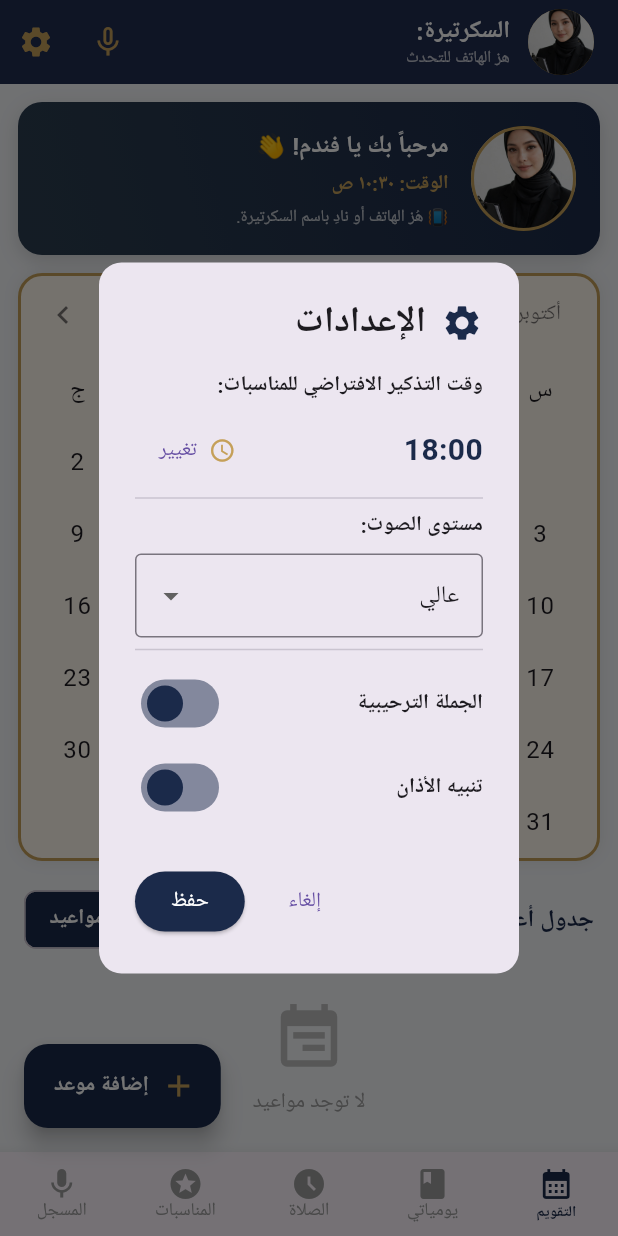
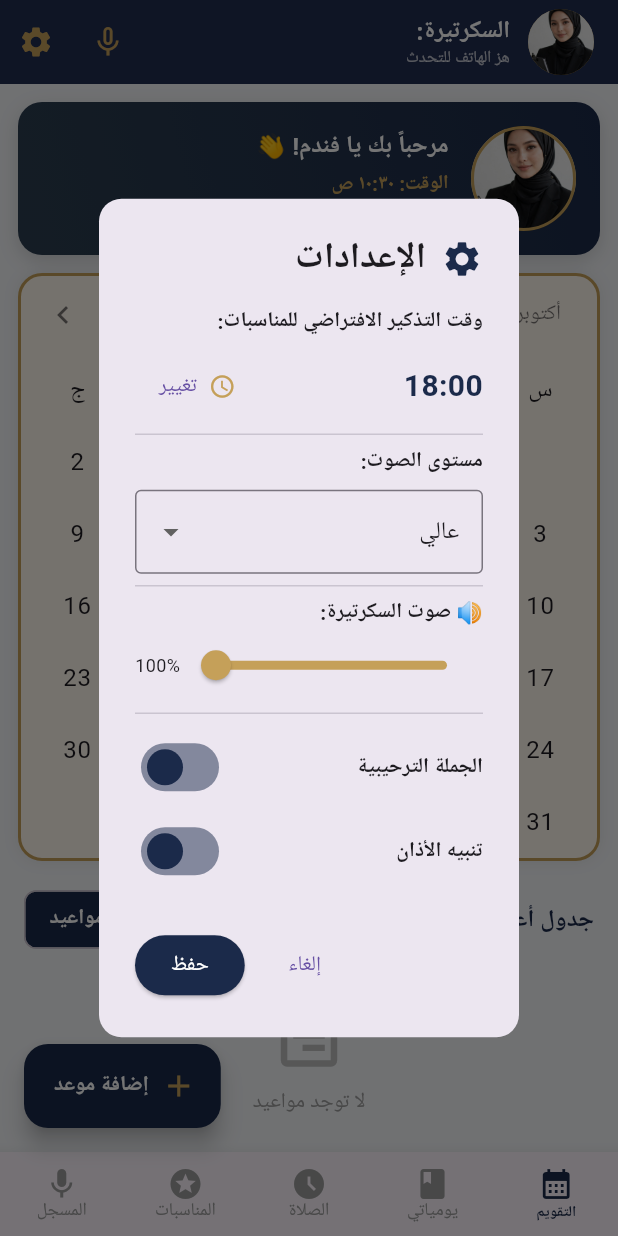
Before and after one commit to mhmdatfyd4-del/smart_secretary, a Flutter app: the MainDashboard screen opened directly with empty values, after a tap on the "settings" icon, on a phone screen of 412 x 824 dp. Run offline on Flutter 3.47's test engine with Material 3 defaults, Android fonts, the phone set to English and light mode, and no system bars; our stand-ins replace adhan, audioplayers, flutter_local_notifications, flutter_tts, permission_handler, sensors_plus and 5 more; missing offline and left inert: record; accounts and stored records are empty.

Commit message:
Update main.dart

```diff
--- a/lib/main.dart
+++ b/lib/main.dart
@@ -482,6 +482,7 @@ class _MainDashboardState extends State<MainDashboard> {
   StreamSubscription? _durationSub;
   double _playbackVolume = 1.0;
   double _playbackSpeed = 1.0;
+  double _ttsVolume = 1.0;
 
   String get _userTitle => widget.isUserMale ? "يا فندم" : "يا أستاذة";
 
@@ -497,7 +498,6 @@ class _MainDashboardState extends State<MainDashboard> {
     _scheduleAdhan7Days();
   }
 
-  // 🕌 جدولة تنبيهات الأذان لـ 7 أيام مقدماً
   Future<void> _scheduleAdhan7Days() async {
     try {
       for (int day = 0; day < 7; day++) {
@@ -680,6 +680,7 @@ class _MainDashboardState extends State<MainDashboard> {
     _settings.adhanAlertEnabled = prefs.getBool('adhan_alert_enabled') ?? true;
     _playbackVolume = prefs.getDouble('playback_volume') ?? 1.0;
     _playbackSpeed = prefs.getDouble('playback_speed') ?? 1.0;
+    _ttsVolume = prefs.getDouble('tts_volume') ?? 1.0;
     setState(() {});
   }
 
@@ -699,6 +700,7 @@ class _MainDashboardState extends State<MainDashboard> {
     await prefs.setBool('adhan_alert_enabled', _settings.adhanAlertEnabled);
     await prefs.setDouble('playback_volume', _playbackVolume);
     await prefs.setDouble('playback_speed', _playbackSpeed);
+    await prefs.setDouble('tts_volume', _ttsVolume);
   }
 
   Future<void> _loadRecordings() async {
@@ -900,7 +902,7 @@ class _MainDashboardState extends State<MainDashboard> {
     await _tts.setLanguage("ar-SA");
     await _tts.setPitch(1.20);
     await _tts.setSpeechRate(_settings.speechRate);
-    await _tts.setVolume(_settings.speechVolume);
+    await _tts.setVolume(_settings.speechVolume * _ttsVolume);
     if (_settings.greetingEnabled) {
       await _tts.speak("أهلاً بك $_userTitle. أنا سكرتيرتك ${widget.secretaryName}، هُز الهاتف في أي وقت لأكون في خدمتك.");
     }
@@ -910,13 +912,13 @@ class _MainDashboardState extends State<MainDashboard> {
     await _tts.setLanguage("ar-SA");
     await _tts.setPitch(1.20);
     await _tts.setSpeechRate(_settings.speechRate);
-    await _tts.setVolume(_settings.speechVolume);
+    await _tts.setVolume(_settings.speechVolume * _ttsVolume);
     _configureVoiceAndGreet();
   }
 
   Future<void> _speak(String text) async {
     await _tts.setSpeechRate(_settings.speechRate);
-    await _tts.setVolume(_settings.speechVolume);
+    await _tts.setVolume(_settings.speechVolume * _ttsVolume);
     await _tts.speak(text);
   }
 
@@ -1059,6 +1061,9 @@ class _MainDashboardState extends State<MainDashboard> {
 
   int _getIntervalSeconds(String interval) {
     switch (interval) {
+      case 'كل 10 ثواني': return 10;
+      case 'كل 20 ثانية': return 20;
+      case 'كل 30 ثانية': return 30;
       case 'كل دقيقة': return 60;
       case 'كل دقيقتين': return 120;
       case 'كل 3 دقايق': return 180;
@@ -1265,6 +1270,20 @@ class _MainDashboardState extends State<MainDashboard> {
                   onChanged: (val) => setStateSB(() => _settings.voiceLevel = val ?? 'عالي'),
                 ),
                 const Divider(),
+                const Text('🔊 صوت السكرتيرة:', style: TextStyle(fontWeight: FontWeight.bold, fontSize: 14)),
+                Row(children: [
+                  Expanded(
+                    child: Slider(
+                      value: _ttsVolume,
+                      min: 0.0,
+                      max: 1.0,
+                      activeColor: const Color(0xFFC5A059),
+                      onChanged: (val) => setStateSB(() => _ttsVolume = val),
+                    ),
+                  ),
+                  Text('${(_ttsVolume * 100).toInt()}%', style: const TextStyle(fontSize: 12)),
+                ]),
+                const Divider(),
                 SwitchListTile(contentPadding: EdgeInsets.zero, title: const Text('الجملة الترحيبية', style: TextStyle(fontWeight: FontWeight.bold, fontSize: 14)), value: _settings.greetingEnabled, activeColor: const Color(0xFF1B2A4A), onChanged: (v) => setStateSB(() => _settings.greetingEnabled = v)),
                 SwitchListTile(contentPadding: EdgeInsets.zero, title: const Text('تنبيه الأذان', style: TextStyle(fontWeight: FontWeight.bold, fontSize: 14)), value: _settings.adhanAlertEnabled, activeColor: const Color(0xFF1B2A4A), onChanged: (v) => setStateSB(() => _settings.adhanAlertEnabled = v)),
               ],
@@ -1295,7 +1314,7 @@ class _MainDashboardState extends State<MainDashboard> {
     String selectedInterval = 'كل 5 دقايق';
     List<String> selectedDays = [];
     final List<String> repeatOptions = ['مرة واحدة', 'يومي', 'أسبوعي', 'شهري', 'مخصص'];
-    final List<String> intervalOptions = ['بدون تنبيه', 'كل دقيقة', 'كل دقيقتين', 'كل 3 دقايق', 'كل 5 دقايق', 'كل 10 دقايق'];
+    final List<String> intervalOptions = ['بدون تنبيه', 'كل 10 ثواني', 'كل 20 ثانية', 'كل 30 ثانية', 'كل دقيقة', 'كل دقيقتين', 'كل 3 دقايق', 'كل 5 دقايق', 'كل 10 دقايق'];
     showDialog(
       context: context,
       builder: (ctx) => StatefulBuilder(
@@ -1372,7 +1391,7 @@ class _MainDashboardState extends State<MainDashboard> {
     String selectedInterval = task['repeatInterval'] ?? 'كل 5 دقايق';
     List<String> selectedDays = List<String>.from(task['customDays'] ?? []);
     final List<String> repeatOptions = ['مرة واحدة', 'يومي', 'أسبوعي', 'شهري', 'مخصص'];
-    final List<String> intervalOptions = ['بدون تنبيه', 'كل دقيقة', 'كل دقيقتين', 'كل 3 دقايق', 'كل 5 دقايق', 'كل 10 دقايق'];
+    final List<String> intervalOptions = ['بدون تنبيه', 'كل 10 ثواني', 'كل 20 ثانية', 'كل 30 ثانية', 'كل دقيقة', 'كل دقيقتين', 'كل 3 دقايق', 'كل 5 دقايق', 'كل 10 دقايق'];
     showDialog(
       context: context,
       builder: (ctx) => StatefulBuilder(
```
